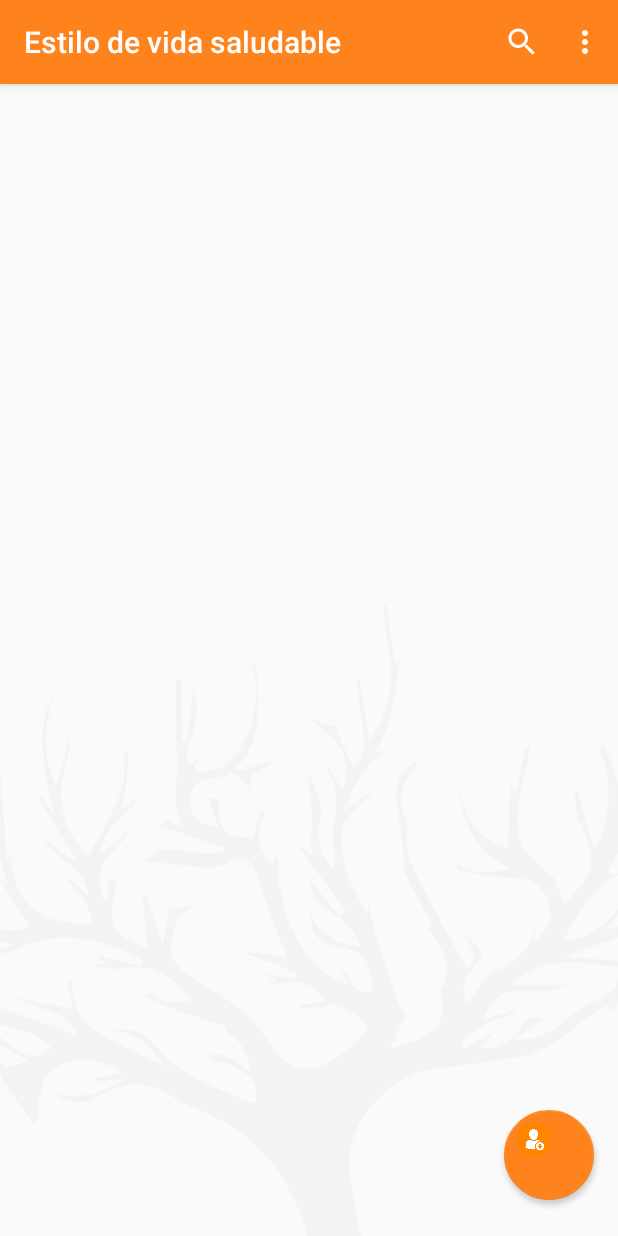
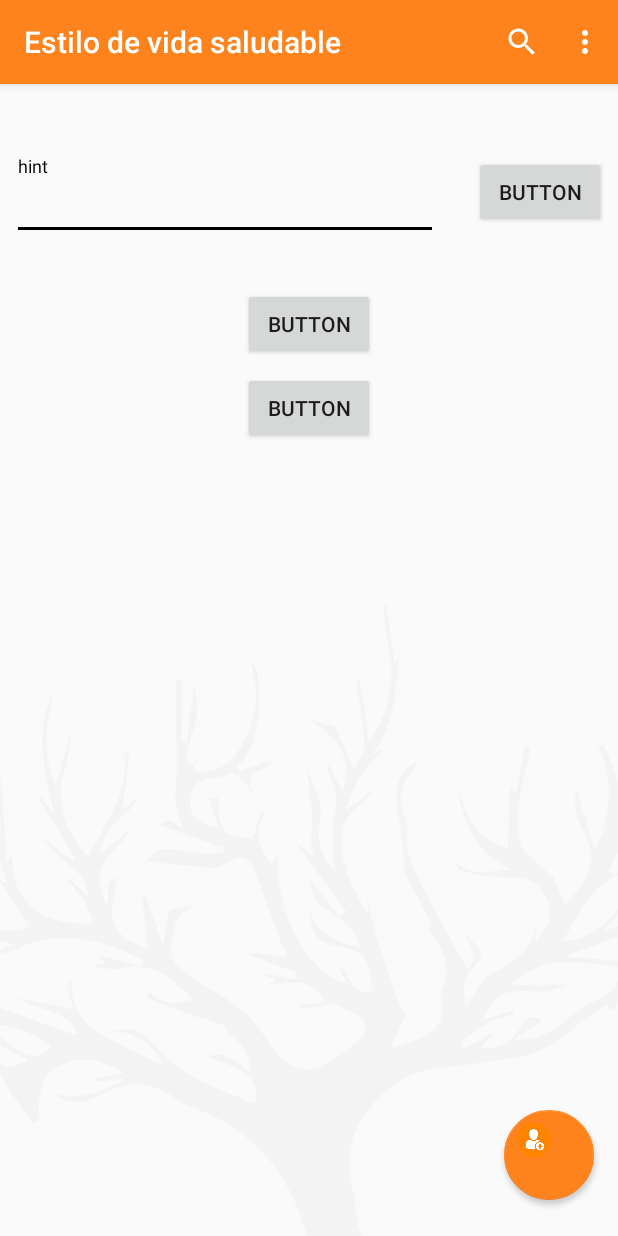
Before and after one commit to DARWorldSkills/evs, an Android app: the MenuP screen opened directly, with no data from a screen before it, on a phone screen of 412 x 824 dp. Run offline under Robolectric (Android 15) with nearby library versions, the phone set to English and light mode, and no system bars; libraries missing offline, so code that uses them is left out: com.opencsv, com.readystatesoftware.sqliteasset; Roboto replaces fonts that are not available here; 8 statements that could not run were skipped.

Commit message:
interfaz muerta :/

```diff
--- a/firebas/app/src/main/res/layout/activity_menu_p.xml
+++ b/firebas/app/src/main/res/layout/activity_menu_p.xml
@@ -21,18 +21,57 @@
         app:layout_constraintBottom_toBottomOf="parent"
         app:layout_constraintEnd_toEndOf="parent" />
 
-    <android.support.v7.widget.RecyclerView
-        android:id="@+id/recyclerView"
-        android:layout_width="match_parent"
-        android:layout_height="match_parent"
-        android:layout_marginBottom="8dp"
+    <android.support.design.widget.TextInputLayout
+        android:id="@+id/textInputLayout"
+        android:layout_width="0dp"
+        android:layout_height="wrap_content"
+        android:layout_marginEnd="24dp"
+        android:layout_marginStart="8dp"
+        android:layout_marginTop="48dp"
+        app:layout_constraintEnd_toStartOf="@+id/btnBusqueda"
+        app:layout_constraintStart_toStartOf="parent"
+        app:layout_constraintTop_toTopOf="parent">
+
+        <android.support.design.widget.TextInputEditText
+            android:id="@+id/txtBusqueda"
+            android:layout_width="match_parent"
+            android:layout_height="wrap_content"
+            android:hint="hint" />
+    </android.support.design.widget.TextInputLayout>
+
+    <Button
+        android:id="@+id/btnBusqueda"
+        android:layout_width="wrap_content"
+        android:layout_height="wrap_content"
+        android:layout_marginEnd="8dp"
+        android:layout_marginTop="48dp"
+        android:text="Button"
+        app:layout_constraintEnd_toEndOf="parent"
+        app:layout_constraintTop_toTopOf="parent" />
+
+    <Button
+        android:id="@+id/btnExportar"
+        android:layout_width="wrap_content"
+        android:layout_height="wrap_content"
         android:layout_marginEnd="8dp"
         android:layout_marginStart="8dp"
-        android:layout_marginTop="16dp"
-        app:layout_constraintBottom_toBottomOf="parent"
+        android:layout_marginTop="32dp"
+        android:text="Button"
         app:layout_constraintEnd_toEndOf="parent"
         app:layout_constraintStart_toStartOf="parent"
-        app:layout_constraintTop_toTopOf="parent" />
+        app:layout_constraintTop_toBottomOf="@+id/textInputLayout" />
+
+    <Button
+        android:id="@+id/btnCerrarSesion"
+        android:layout_width="wrap_content"
+        android:layout_height="wrap_content"
+        android:layout_marginEnd="8dp"
+        android:layout_marginStart="8dp"
+        android:layout_marginTop="8dp"
+        android:text="Button"
+        app:layout_constraintEnd_toEndOf="parent"
+        app:layout_constraintStart_toStartOf="parent"
+        app:layout_constraintTop_toBottomOf="@+id/btnExportar" />
 
 
 </android.support.constraint.ConstraintLayout>
```
